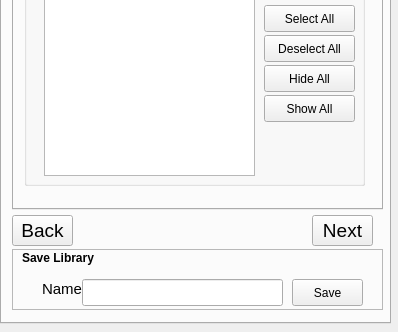
First picture: the form in godel_plugins/src/widgets/robot_blending_plugin.ui, repository ros-industrial-attic/godel, before the edit; both pictures show x 0 to 398 and y 217 to 549 of the 398 by 549 pixel window.
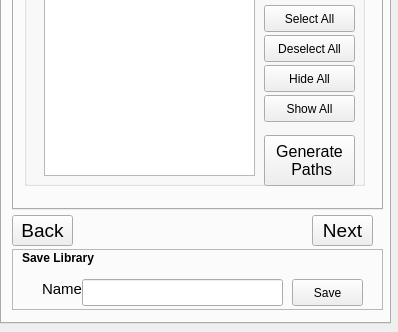
Second picture: the form after the edit. The open tabs and pages were chosen to show the change.

Commit message: added button to request process path generation on all of the selected surfaces

The edit to the form file:
```diff
--- a/godel_plugins/src/widgets/robot_blending_plugin.ui
+++ b/godel_plugins/src/widgets/robot_blending_plugin.ui
@@ -645,6 +645,25 @@
          <string>Show All</string>
         </property>
        </widget>
+       <widget class="QPushButton" name="PushButtonGeneratePaths">
+        <property name="geometry">
+         <rect>
+          <x>240</x>
+          <y>190</y>
+          <width>91</width>
+          <height>51</height>
+         </rect>
+        </property>
+        <property name="font">
+         <font>
+          <pointsize>12</pointsize>
+         </font>
+        </property>
+        <property name="text">
+         <string>Generate
+ Paths</string>
+        </property>
+       </widget>
       </widget>
      </widget>
      <widget class="QWidget" name="tab_3">
```
Left out of the diff: 2 changed lines with no effect on the pictures.
